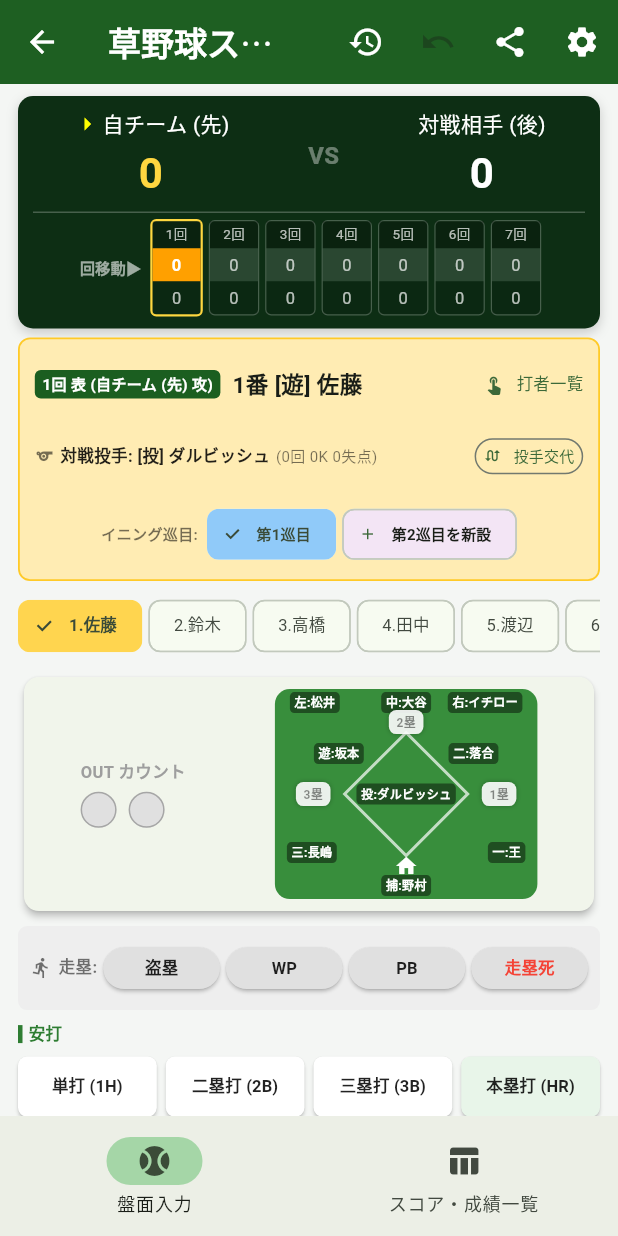
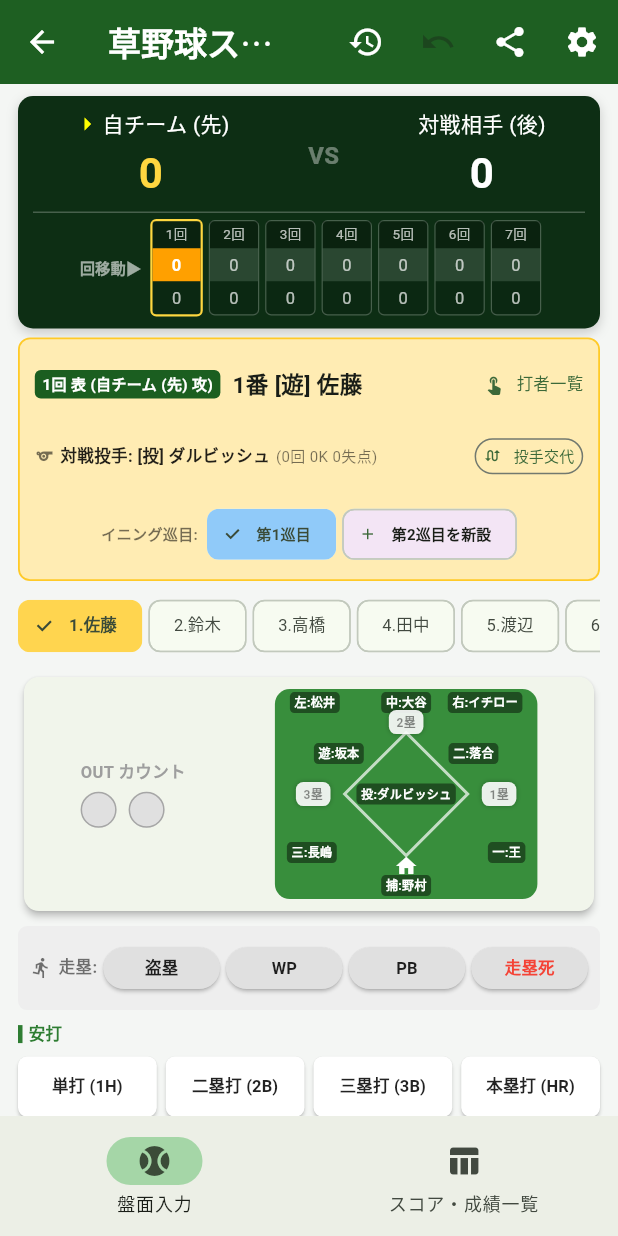
Before and after one commit to dorafan57/baseball_score, a Flutter app: the ScoreInputScreen screen opened directly, on a phone screen of 412 x 824 dp. Run offline on Flutter 3.47's test engine with Material 3 defaults, Android fonts, the phone set to English and light mode, and no system bars; our stand-ins replace flutter_riverpod, share_plus, shared_preferences; accounts and stored records are empty.

Commit message:
操作ボタンの本塁打・併殺の色付けをやめ、白背景に統一
打席結果ボタンは本塁打・併殺だけ背景色（緑・赤）が付いており、
色分けの意図が不明だった。他の結果ボタンと同じ白背景に統一した。

Co-Authored-By: Claude Sonnet 5 <noreply@anthropic.com>

```diff
--- a/lib/widgets/board/action_buttons.dart
+++ b/lib/widgets/board/action_buttons.dart
@@ -125,7 +125,7 @@ class CategorizedActionButtons extends StatelessWidget {
             Expanded(
               child: ActionButton(
                 '本塁打 (HR)',
-                Colors.green.shade50,
+                Colors.white,
                 () => _record(context, AtBatResult.homeRun),
               ),
             ),
@@ -243,7 +243,7 @@ class CategorizedActionButtons extends StatelessWidget {
             Expanded(
               child: ActionButton(
                 '併殺 (DP)',
-                Colors.red.shade50,
+                Colors.white,
                 () => _record(context, AtBatResult.doublePlay),
               ),
             ),
```
